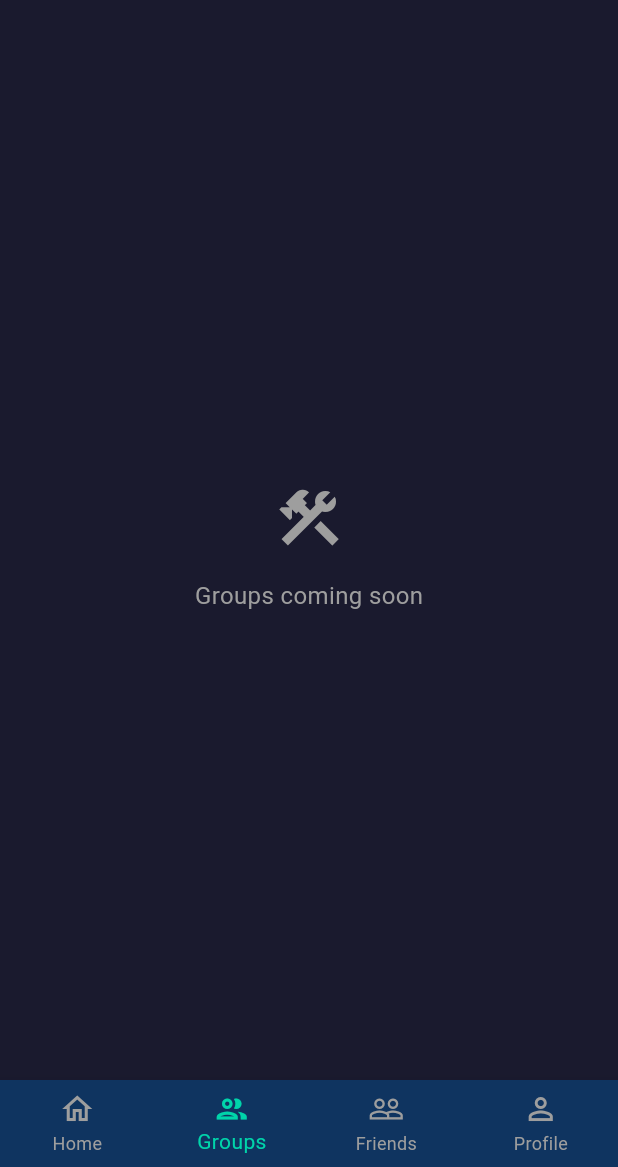
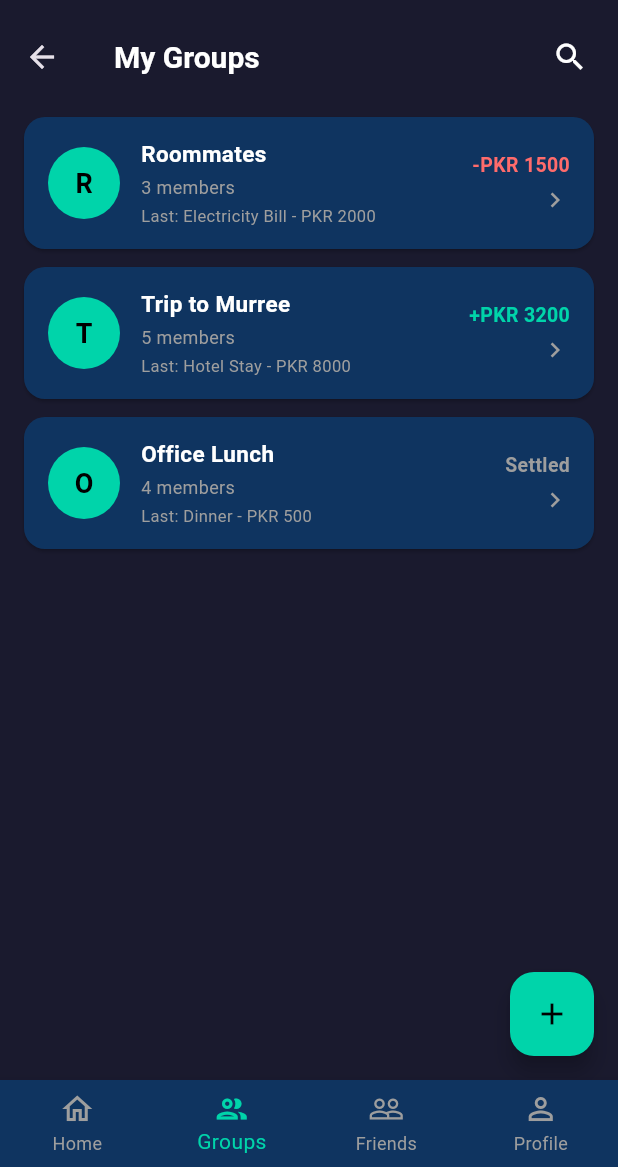
Before and after one commit to Haidermushtaq/splivy, a Flutter app: the DashboardScreen screen opened directly, item 2 of the bottom bar chosen, on a phone screen of 412 x 824 dp, the part 69-1236 px from its top. Run offline on Flutter 3.47's test engine with Material 3 defaults, Android fonts, the phone set to English and light mode, and no system bars.

Commit message:
feat: add groups screen with dummy data
Co-authored-by: shumailkhan845 <shumail.kn845@gmail.com>
Co-authored-by: MohsinAshraf01 <mohsinmhn24@gmail.com>

```diff
--- a/lib/screens/dashboard/dashboard_screen.dart
+++ b/lib/screens/dashboard/dashboard_screen.dart
@@ -1,4 +1,5 @@
 import 'package:flutter/material.dart';
+import '../groups/groups_screen.dart';
 
 class DashboardScreen extends StatefulWidget {
   const DashboardScreen({super.key});
@@ -19,9 +20,7 @@ class _DashboardScreenState extends State<DashboardScreen> {
     return Scaffold(
       backgroundColor: _bg,
       appBar: _buildAppBar(),
-      body: _currentIndex == 0
-          ? _HomeTab()
-          : _PlaceholderTab(label: _tabLabel(_currentIndex)),
+      body: _buildBody(),
       bottomNavigationBar: _buildBottomNav(),
     );
   }
@@ -74,6 +73,17 @@ class _DashboardScreenState extends State<DashboardScreen> {
             icon: Icon(Icons.person_outline), label: 'Profile'),
       ],
     );
+  }
+
+  Widget _buildBody() {
+    switch (_currentIndex) {
+      case 0:
+        return _HomeTab();
+      case 1:
+        return const GroupsScreen();
+      default:
+        return _PlaceholderTab(label: _tabLabel(_currentIndex));
+    }
   }
 
   String _tabLabel(int index) {
--- /dev/null
+++ b/lib/screens/groups/groups_screen.dart
@@ -0,0 +1,344 @@
+import 'package:flutter/material.dart';
+import 'group_detail_screen.dart';
+
+class Group {
+  final String name;
+  final int memberCount;
+  final String lastExpense;
+  final double balance;
+
+  const Group({
+    required this.name,
+    required this.memberCount,
+    required this.lastExpense,
+    required this.balance,
+  });
+}
+
+final _dummyGroups = [
+  const Group(
+    name: 'Roommates',
+    memberCount: 3,
+    lastExpense: 'Electricity Bill - PKR 2000',
+    balance: -1500,
+  ),
+  const Group(
+    name: 'Trip to Murree',
+    memberCount: 5,
+    lastExpense: 'Hotel Stay - PKR 8000',
+    balance: 3200,
+  ),
+  const Group(
+    name: 'Office Lunch',
+    memberCount: 4,
+    lastExpense: 'Dinner - PKR 500',
+    balance: 0,
+  ),
+];
+
+class GroupsScreen extends StatefulWidget {
+  const GroupsScreen({super.key});
+
+  @override
+  State<GroupsScreen> createState() => _GroupsScreenState();
+}
+
+class _GroupsScreenState extends State<GroupsScreen> {
+  static const _bg = Color(0xFF1A1A2E);
+  static const _accent = Color(0xFF00D4AA);
+  static const _cardDark = Color(0xFF0F3460);
+  static const _red = Color(0xFFFF6B6B);
+
+  final _groupNameController = TextEditingController();
+  List<Group> _groups = List.from(_dummyGroups);
+  List<Group> _filtered = List.from(_dummyGroups);
+  bool _searching = false;
+  final _searchController = TextEditingController();
+
+  @override
+  void dispose() {
+    _groupNameController.dispose();
+    _searchController.dispose();
+    super.dispose();
+  }
+
+  void _onSearchChanged(String query) {
+    setState(() {
+      _filtered = _groups
+          .where((g) => g.name.toLowerCase().contains(query.toLowerCase()))
+          .toList();
+    });
+  }
+
+  void _showCreateGroupDialog() {
+    _groupNameController.clear();
+    showDialog(
+      context: context,
+      builder: (ctx) => AlertDialog(
+        backgroundColor: _cardDark,
+        shape: RoundedRectangleBorder(borderRadius: BorderRadius.circular(16)),
+        title: const Text('New Group',
+            style: TextStyle(color: Colors.white, fontWeight: FontWeight.bold)),
+        content: TextField(
+          controller: _groupNameController,
+          style: const TextStyle(color: Colors.white),
+          autofocus: true,
+          decoration: InputDecoration(
+            hintText: 'Group name',
+            hintStyle: const TextStyle(color: Colors.grey),
+            filled: true,
+            fillColor: const Color(0xFF1A1A2E),
+            border: OutlineInputBorder(
+              borderRadius: BorderRadius.circular(10),
+              borderSide: BorderSide.none,
+            ),
+            focusedBorder: OutlineInputBorder(
+              borderRadius: BorderRadius.circular(10),
+              borderSide: const BorderSide(color: _accent, width: 1.5),
+            ),
+          ),
+        ),
+        actions: [
+          TextButton(
+            onPressed: () => Navigator.of(ctx).pop(),
+            child: const Text('Cancel', style: TextStyle(color: Colors.grey)),
+          ),
+          ElevatedButton(
+            style: ElevatedButton.styleFrom(
+              backgroundColor: _accent,
+              shape: RoundedRectangleBorder(
+                  borderRadius: BorderRadius.circular(8)),
+            ),
+            onPressed: () {
+              final name = _groupNameController.text.trim();
+              if (name.isEmpty) return;
+              final newGroup = Group(
+                name: name,
+                memberCount: 1,
+                lastExpense: 'No expenses yet',
+                balance: 0,
+              );
+              setState(() {
+                _groups = [newGroup, ..._groups];
+                _filtered = [newGroup, ..._filtered];
+              });
+              Navigator.of(ctx).pop();
+            },
+            child: const Text('Create',
+                style: TextStyle(
+                    color: Colors.black, fontWeight: FontWeight.bold)),
+          ),
+        ],
+      ),
+    );
+  }
+
+  @override
+  Widget build(BuildContext context) {
+    return Scaffold(
+      backgroundColor: _bg,
+      appBar: AppBar(
+        backgroundColor: _bg,
+        elevation: 0,
+        titleSpacing: 20,
+        title: _searching
+            ? TextField(
+                controller: _searchController,
+                autofocus: true,
+                style: const TextStyle(color: Colors.white),
+                decoration: const InputDecoration(
+                  hintText: 'Search groups...',
+                  hintStyle: TextStyle(color: Colors.grey),
+                  border: InputBorder.none,
+                ),
+                onChanged: _onSearchChanged,
+              )
+            : const Text(
+                'My Groups',
+                style: TextStyle(
+                    color: Colors.white,
+                    fontSize: 20,
+                    fontWeight: FontWeight.bold),
+              ),
+        actions: [
+          IconButton(
+            icon: Icon(
+              _searching ? Icons.close : Icons.search,
+              color: Colors.white,
+            ),
+            onPressed: () {
+              setState(() {
+                _searching = !_searching;
+                if (!_searching) {
+                  _searchController.clear();
+                  _filtered = List.from(_groups);
+                }
+              });
+            },
+          ),
+          const SizedBox(width: 8),
+        ],
+      ),
+      body: _filtered.isEmpty ? _buildEmptyState() : _buildList(),
+      floatingActionButton: FloatingActionButton(
+        onPressed: _showCreateGroupDialog,
+        backgroundColor: _accent,
+        child: const Icon(Icons.add, color: Colors.black),
+      ),
+    );
+  }
+
+  Widget _buildList() {
+    return ListView.builder(
+      padding: const EdgeInsets.symmetric(horizontal: 16, vertical: 12),
+      itemCount: _filtered.length,
+      itemBuilder: (context, index) => _GroupCard(
+        group: _filtered[index],
+        onTap: () => Navigator.of(context).push(
+          MaterialPageRoute(
+              builder: (_) => GroupDetailScreen(group: _filtered[index])),
+        ),
+      ),
+    );
+  }
+
+  Widget _buildEmptyState() {
+    return Center(
+      child: Column(
+        mainAxisAlignment: MainAxisAlignment.center,
+        children: [
+          const Icon(Icons.group_outlined, color: Colors.grey, size: 64),
+          const SizedBox(height: 16),
+          const Text(
+            'No groups yet.',
+            style: TextStyle(
+                color: Colors.white,
+                fontSize: 16,
+                fontWeight: FontWeight.w600),
+          ),
+          const SizedBox(height: 6),
+          const Text(
+            'Create your first group!',
+            style: TextStyle(color: Colors.grey, fontSize: 14),
+          ),
+          const SizedBox(height: 24),
+          ElevatedButton(
+            onPressed: _showCreateGroupDialog,
+            style: ElevatedButton.styleFrom(
+              backgroundColor: _accent,
+              padding:
+                  const EdgeInsets.symmetric(horizontal: 28, vertical: 12),
+              shape: RoundedRectangleBorder(
+                  borderRadius: BorderRadius.circular(12)),
+            ),
+            child: const Text('Create Group',
+                style: TextStyle(
+                    color: Colors.black, fontWeight: FontWeight.bold)),
+          ),
+        ],
+      ),
+    );
+  }
+}
+
+class _GroupCard extends StatelessWidget {
+  final Group group;
+  final VoidCallback onTap;
+
+  static const _cardDark = Color(0xFF0F3460);
+  static const _accent = Color(0xFF00D4AA);
+  static const _red = Color(0xFFFF6B6B);
+
+  const _GroupCard({required this.group, required this.onTap});
+
+  @override
+  Widget build(BuildContext context) {
+    final isOwed = group.balance > 0;
+    final isSettled = group.balance == 0;
+    final balanceColor =
+        isSettled ? Colors.grey : (isOwed ? _accent : _red);
+    final balanceText = isSettled
+        ? 'Settled'
+        : isOwed
+            ? '+PKR ${group.balance.toStringAsFixed(0)}'
+            : '-PKR ${group.balance.abs().toStringAsFixed(0)}';
+
+    return Card(
+      color: _cardDark,
+      margin: const EdgeInsets.only(bottom: 12),
+      shape: RoundedRectangleBorder(borderRadius: BorderRadius.circular(14)),
+      child: InkWell(
+        onTap: onTap,
+        borderRadius: BorderRadius.circular(14),
+        child: Padding(
+          padding: const EdgeInsets.symmetric(horizontal: 16, vertical: 14),
+          child: Row(
+            children: [
+              // Avatar
+              CircleAvatar(
+                radius: 24,
+                backgroundColor: _accent,
+                child: Text(
+                  group.name[0].toUpperCase(),
+                  style: const TextStyle(
+                    color: Colors.black,
+                    fontWeight: FontWeight.bold,
+                    fontSize: 18,
+                  ),
+                ),
+              ),
+              const SizedBox(width: 14),
+              // Info
+              Expanded(
+                child: Column(
+                  crossAxisAlignment: CrossAxisAlignment.start,
+                  children: [
+                    Text(
+                      group.name,
+                      style: const TextStyle(
+                        color: Colors.white,
+                        fontWeight: FontWeight.bold,
+                        fontSize: 15,
+                      ),
+                    ),
+                    const SizedBox(height: 3),
+                    Text(
+                      '${group.memberCount} members',
+                      style:
+                          const TextStyle(color: Colors.grey, fontSize: 12),
+                    ),
+                    const SizedBox(height: 3),
+                    Text(
+                      'Last: ${group.lastExpense}',
+                      style:
+                          const TextStyle(color: Colors.grey, fontSize: 11),
+                      overflow: TextOverflow.ellipsis,
+                    ),
+                  ],
+                ),
+              ),
+              const SizedBox(width: 12),
+              // Balance + arrow
+              Column(
+                crossAxisAlignment: CrossAxisAlignment.end,
+                children: [
+                  Text(
+                    balanceText,
+                    style: TextStyle(
+                      color: balanceColor,
+                      fontWeight: FontWeight.bold,
+                      fontSize: 13,
+                    ),
+                  ),
+                  const SizedBox(height: 4),
+                  const Icon(Icons.chevron_right,
+                      color: Colors.grey, size: 20),
+                ],
+              ),
+            ],
+          ),
+        ),
+      ),
+    );
+  }
+}
```
Also changed, not shown: lib/screens/groups/group_detail_screen.dart (added, +40 -0 lines).
